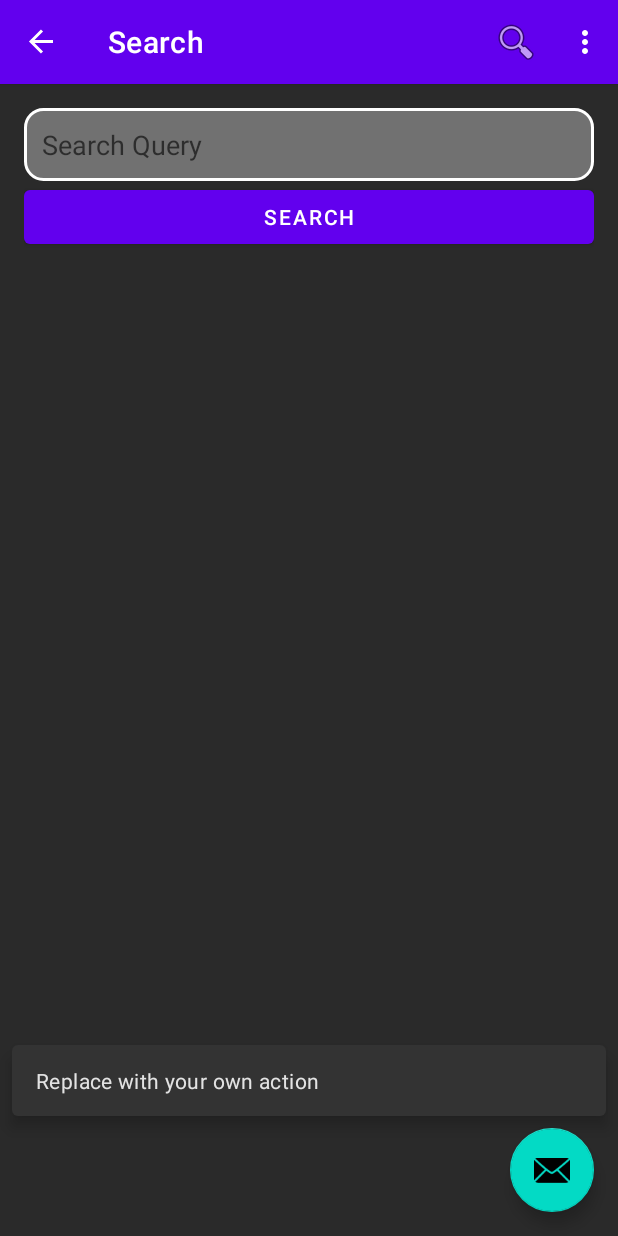
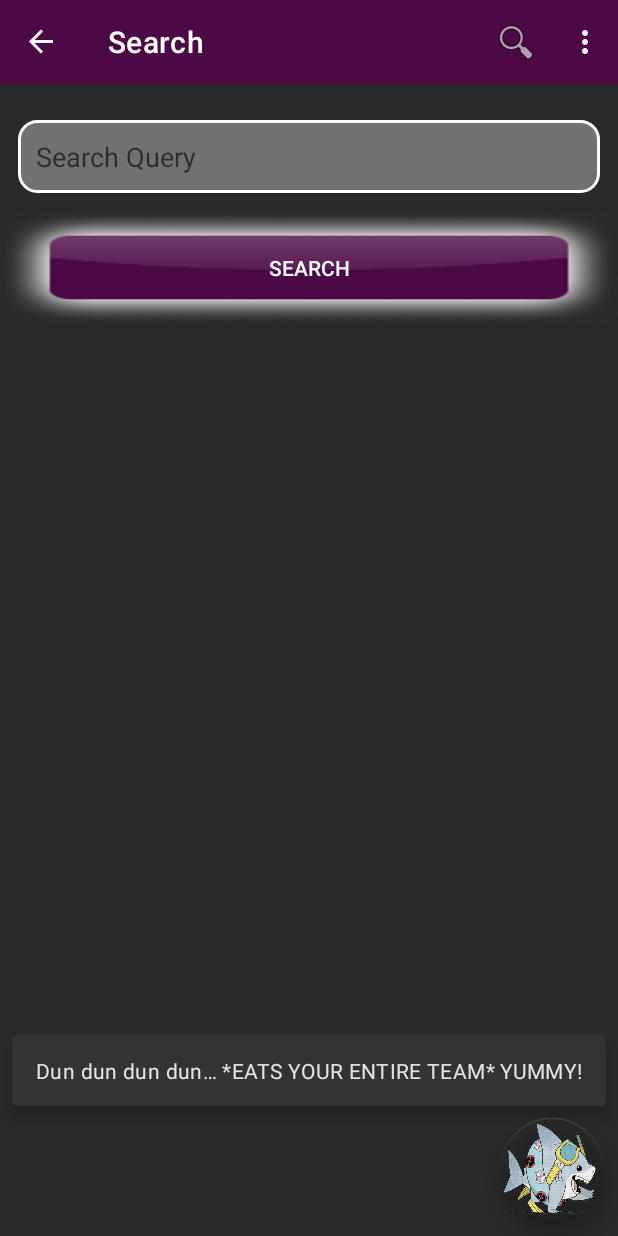
Before and after one commit to alvarotorrestx/heroic_organizer, an Android app: the screen it shows after launch once a user with an empty profile is signed in (MainActivity), after a tap on "Search", on a phone screen of 412 x 824 dp. Run offline under Robolectric (Android 15) with nearby library versions, the phone set to English and light mode, and no system bars; our stand-ins replace Firebase (no records; nobody signed in at launch, a user with empty details on screens opened directly), navigation-ui; pictures from the network do not load; 1 other tap on this screen came first.

Commit message:
Vast amount of style and theme adjustments to make the app more presentable

```diff
--- a/app/src/main/java/com/example/heroicorganizer/MainActivity.java
+++ b/app/src/main/java/com/example/heroicorganizer/MainActivity.java
@@ -32,7 +32,7 @@ public class MainActivity extends AppCompatActivity {
         setSupportActionBar(binding.appBarMain.toolbar);
 
         binding.appBarMain.fab.setOnClickListener(view ->
-                Snackbar.make(view, "Replace with your own action", Snackbar.LENGTH_LONG)
+                Snackbar.make(view, "Dun dun dun dun… *EATS YOUR ENTIRE TEAM* YUMMY!", Snackbar.LENGTH_LONG)
                         .setAction("Action", null)
                         .setAnchorView(R.id.fab).show()
         );
--- a/app/src/main/res/layout/app_bar_main.xml
+++ b/app/src/main/res/layout/app_bar_main.xml
@@ -30,6 +30,8 @@
             android:layout_gravity="bottom|end"
             android:layout_marginEnd="@dimen/fab_margin"
             android:layout_marginBottom="16dp"
-            app:srcCompat="@android:drawable/ic_dialog_email"/>
+            android:foreground="@drawable/easter_egg" android:scaleX="1.25" android:scaleY="1.25"/>
+<!--            app:srcCompat="@android:drawable/ic_dialog_email"-->
+
 
 </androidx.coordinatorlayout.widget.CoordinatorLayout>
--- a/app/src/main/res/layout/fragment_search.xml
+++ b/app/src/main/res/layout/fragment_search.xml
@@ -2,7 +2,7 @@
 <ScrollView xmlns:android="http://schemas.android.com/apk/res/android"
             android:layout_width="match_parent"
             android:layout_height="match_parent"
-            android:padding="16dp" android:background="#2A2A2A">
+            android:paddingTop="12dp" android:background="#2A2A2A">
 
     <LinearLayout
             android:orientation="vertical"
@@ -11,26 +11,29 @@
 
         <EditText
                 android:id="@+id/searchQuery"
+                android:layout_margin="12dp"
                 android:layout_width="match_parent"
                 android:layout_height="wrap_content"
                 android:hint="Search Query"
                 android:backgroundTint="@color/white"
                 android:textColor="@color/white"
                 android:minHeight="48dp"
-                android:background="@drawable/field_bg" android:padding="12dp"/>
+                android:background="@drawable/field_bg" android:padding="12dp" android:layout_marginBottom="12dp"/>
 
-        <Button
+        <android.widget.Button
+                android:background="@drawable/btn_bg" android:textColor="@color/white"
+                android:layout_height="75dp"
                 android:id="@+id/searchComics"
                 android:layout_width="match_parent"
-                android:layout_height="wrap_content"
+
                 android:text="Search"
-        />
+                android:layout_marginBottom="4dp"/>
 
         <ScrollView
                 android:id="@+id/searchResultsContent"
                 android:layout_width="match_parent"
                 android:layout_height="match_parent"
-                android:padding="16dp">
+                android:padding="4dp" android:layout_marginBottom="4dp">
 
             <!-- Comic Results container wrapper -->
             <GridLayout
@@ -39,7 +42,7 @@
                     android:layout_height="wrap_content"
                     android:columnCount="2"
                     android:orientation="horizontal"
-                    android:padding="8dp"
+                    android:padding="4dp"
                     android:alignmentMode="alignMargins"
                     android:rowOrderPreserved="false">
 
--- a/app/src/main/res/values-night/themes.xml
+++ b/app/src/main/res/values-night/themes.xml
@@ -2,11 +2,11 @@
     <!-- Base application theme. -->
     <style name="Theme.HeroicOrganizer" parent="Theme.MaterialComponents.DayNight.NoActionBar">
         <!-- Primary brand color. -->
-        <item name="colorPrimary">@color/purple_200</item>
-        <item name="colorPrimaryVariant">@color/purple_700</item>
-        <item name="colorOnPrimary">@color/black</item>
+        <item name="colorPrimary">#4C0945</item>
+        <item name="colorPrimaryVariant">#4C0945</item>
+        <item name="colorOnPrimary">@color/white</item>
         <!-- Secondary brand color. -->
-        <item name="colorSecondary">@color/teal_200</item>
+        <item name="colorSecondary">#0003DAC5</item>
         <item name="colorSecondaryVariant">@color/teal_200</item>
         <item name="colorOnSecondary">@color/black</item>
         <!-- Status bar color. -->
--- a/app/src/main/res/values/strings.xml
+++ b/app/src/main/res/values/strings.xml
@@ -1,5 +1,7 @@
 <resources>
     <string name="app_name">Heroic Organizer</string>
+
+    <string name="uForgot"><u>Forgot Password?</u></string>
 
     <string name="navigation_drawer_open">Open navigation drawer</string>
     <string name="navigation_drawer_close">Close navigation drawer</string>
--- a/app/src/main/res/values/themes.xml
+++ b/app/src/main/res/values/themes.xml
@@ -2,11 +2,11 @@
     <!-- Base application theme. -->
     <style name="Theme.HeroicOrganizer" parent="Theme.MaterialComponents.DayNight.NoActionBar">
         <!-- Primary brand color. -->
-        <item name="colorPrimary">@color/purple_500</item>
-        <item name="colorPrimaryVariant">@color/purple_700</item>
+        <item name="colorPrimary">#4C0945</item>
+        <item name="colorPrimaryVariant">#4C0945</item>
         <item name="colorOnPrimary">@color/white</item>
         <!-- Secondary brand color. -->
-        <item name="colorSecondary">@color/teal_200</item>
+        <item name="colorSecondary">#0003DAC5</item>
         <item name="colorSecondaryVariant">@color/teal_700</item>
         <item name="colorOnSecondary">@color/black</item>
         <!-- Status bar color. -->
```
Also changed, not shown: app/src/main/java/com/example/heroicorganizer/ui/login/Onboarding.java (+10 -1 lines), app/src/main/res/layout/activity_onboarding.xml (+59 -39 lines), app/src/main/res/layout/activity_settings.xml (+5 -4 lines), app/src/main/res/layout/nav_header_main.xml (+6 -6 lines), app/src/main/res/drawable/btn_bg.png (added), app/src/main/res/drawable/easter_egg.png (added).
